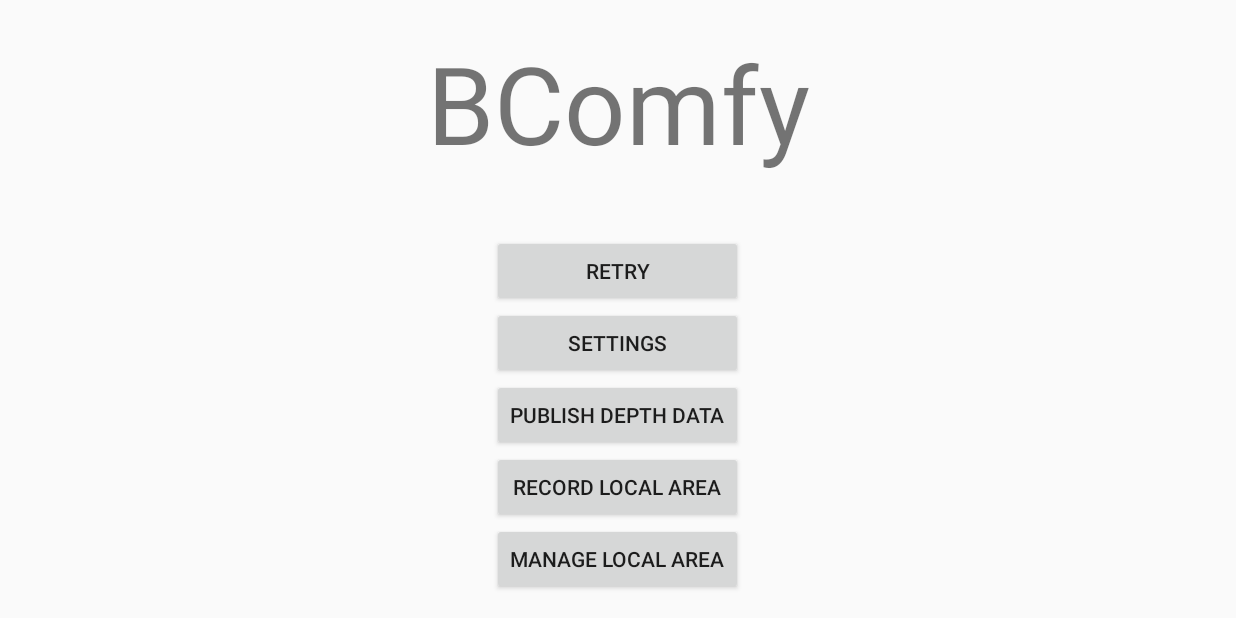
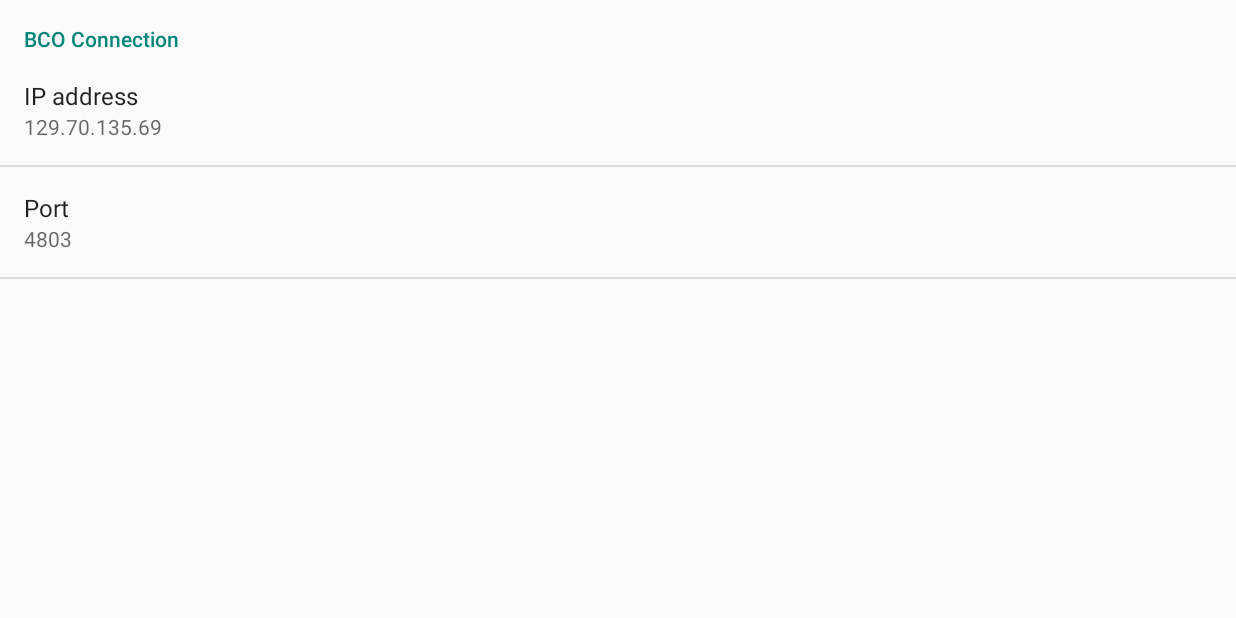
Before and after one commit to openbase/bco.bcomfy, an Android app: the screen it shows after launch (StartActivity before the commit, SettingsActivity after it), after a tap on "SETTINGS", on a phone screen of 824 x 412 dp (held sideways). Run offline under Robolectric (Android 15) with nearby library versions, the phone set to English and light mode, and no system bars; libraries missing offline, so code that uses them is left out: com.google.atap.tangoservice, com.projecttango.tangosupport, org.openbase.jps, org.openbase.jul; 6 statements that could not run were skipped; 2 other taps on this screen came first.

Commit message:
Introduce settingsActivity to alter IP and port at runtime

```diff
--- a/app/build.gradle
+++ b/app/build.gradle
@@ -49,9 +49,9 @@ dependencies {
     compile "com.mikepenz:iconics-core:2.8.2@aar"
     compile 'com.mikepenz:google-material-typeface:2.2.0.3.original@aar'
 
-    compile group: 'org.openbase', name: 'jul.extension.rct', version:'1.3-SNAPSHOT'
+    compile group: 'org.openbase', name: 'jul.extension.rct', version: '1.3-SNAPSHOT'
 
-    compile (group: 'org.openbase.bco', name: 'dal.remote', version:'1.3-SNAPSHOT') {
+    compile(group: 'org.openbase.bco', name: 'dal.remote', version: '1.3-SNAPSHOT') {
         exclude group: 'com.fasterxml.jackson.core'
         exclude group: 'org.objenesis.objenisis'
         exclude group: 'org.fusesource.jansi', module: 'jansi'
@@ -62,4 +62,5 @@ dependencies {
 //    compile 'rsb:rst-experimental:[0.15,0.16-SNAPSHOT)'
 //    compile 'rsb:rst-sandbox:[0.15,0.16-SNAPSHOT)'
     compile 'com.android.support.constraint:constraint-layout:1.0.2'
+    compile 'com.android.support:support-v4:25.3.1'
 }
--- a/app/src/main/AndroidManifest.xml
+++ b/app/src/main/AndroidManifest.xml
@@ -29,8 +29,10 @@
         </activity>
         <activity
             android:name=".activityInit.InitActivity"
-            android:screenOrientation="landscape">
-        </activity>
+            android:screenOrientation="landscape" />
+        <activity
+            android:name=".activitySettings.SettingsActivity"
+            android:screenOrientation="landscape" />
     </application>
 
 </manifest>
--- /dev/null
+++ b/app/src/main/java/org/openbase/bco/bcomfy/activitySettings/SettingsActivity.java
@@ -0,0 +1,119 @@
+package org.openbase.bco.bcomfy.activitySettings;
+
+import android.app.Activity;
+import android.content.Context;
+import android.os.Bundle;
+import android.preference.EditTextPreference;
+import android.preference.ListPreference;
+import android.preference.Preference;
+import android.preference.PreferenceFragment;
+import android.preference.PreferenceManager;
+import android.support.annotation.NonNull;
+import android.text.InputType;
+import android.text.method.NumberKeyListener;
+import android.widget.EditText;
+
+import org.openbase.bco.bcomfy.R;
+import org.openbase.jps.core.JPService;
+import org.openbase.jul.extension.rsb.com.jp.JPRSBHost;
+import org.openbase.jul.extension.rsb.com.jp.JPRSBPort;
+import org.openbase.jul.extension.rsb.com.jp.JPRSBTransport;
+
+public class SettingsActivity extends Activity {
+
+    public static final String KEY_PREF_IP = "pref_ip";
+    public static final String KEY_PREF_PORT = "pref_port";
+
+    private static Preference.OnPreferenceChangeListener sBindPreferenceSummaryToValueListener = new Preference.OnPreferenceChangeListener() {
+        @Override
+        public boolean onPreferenceChange(Preference preference, Object value) {
+            String stringValue = value.toString();
+
+            if (preference instanceof ListPreference) {
+                // For list preferences, look up the correct display value in
+                // the preference's 'entries' list.
+                ListPreference listPreference = (ListPreference) preference;
+                int index = listPreference.findIndexOfValue(stringValue);
+
+                // Set the summary to reflect the new value.
+                preference.setSummary(
+                        index >= 0
+                                ? listPreference.getEntries()[index]
+                                : null);
+
+            } else {
+                // For all other preferences, set the summary to the value's
+                // simple string representation.
+                preference.setSummary(stringValue);
+            }
+
+            // Update the JPService properties in any case
+            updateJPServiceProperties(preference.getContext());
+
+            return true;
+        }
+    };
+
+    private static void bindPreferenceSummaryToValue(Preference preference) {
+        // Set the listener to watch for value changes.
+        preference.setOnPreferenceChangeListener(sBindPreferenceSummaryToValueListener);
+
+        // Trigger the listener immediately with the preference's
+        // current value.
+        sBindPreferenceSummaryToValueListener.onPreferenceChange(preference,
+                PreferenceManager
+                        .getDefaultSharedPreferences(preference.getContext())
+                        .getString(preference.getKey(), ""));
+    }
+
+    public static class SettingsFragment extends PreferenceFragment {
+        @Override
+        public void onCreate(Bundle savedInstanceState) {
+            super.onCreate(savedInstanceState);
+
+            // Load the preferences from an XML resource
+            addPreferencesFromResource(R.xml.preferences);
+
+            bindPreferenceSummaryToValue(findPreference(KEY_PREF_IP));
+            bindPreferenceSummaryToValue(findPreference(KEY_PREF_PORT));
+
+            EditText portPreference = ((EditTextPreference)
+                    findPreference(KEY_PREF_PORT)).getEditText();
+            portPreference.setKeyListener(new NumberKeyListener() {
+                @Override
+                public int getInputType() {
+                    // The following shows the standard keyboard but switches to the view
+                    // with numbers on available on the top line of chars
+                    return InputType.TYPE_CLASS_NUMBER;
+                    // Return the following to show a dialpad as the one shown when entering phone
+                    // numbers.
+                    // return InputType.TYPE_CLASS_PHONE
+                }
+
+                @NonNull
+                @Override
+                protected char[] getAcceptedChars() {
+                    return "1234567890".toCharArray();
+                }
+            });
+        }
+    }
+
+    public static void updateJPServiceProperties(Context context) {
+        JPService.registerProperty(JPRSBHost.class,
+                PreferenceManager.getDefaultSharedPreferences(context).getString(SettingsActivity.KEY_PREF_IP, "129.70.135.69"));
+        JPService.registerProperty(JPRSBPort.class,
+                Integer.parseInt(PreferenceManager.getDefaultSharedPreferences(context).getString(SettingsActivity.KEY_PREF_PORT, "4803")));
+        JPService.registerProperty(JPRSBTransport.class, JPRSBTransport.TransportType.SPREAD);
+    }
+
+    @Override
+    protected void onCreate(Bundle savedInstanceState) {
+        super.onCreate(savedInstanceState);
+
+        // Display the fragment as the main content.
+        getFragmentManager().beginTransaction()
+                .replace(android.R.id.content, new SettingsFragment())
+                .commit();
+    }
+}
--- a/app/src/main/java/org/openbase/bco/bcomfy/activityStart/StartActivity.java
+++ b/app/src/main/java/org/openbase/bco/bcomfy/activityStart/StartActivity.java
@@ -4,6 +4,7 @@ import android.app.Activity;
 import android.content.Intent;
 import android.os.AsyncTask;
 import android.os.Bundle;
+import android.preference.PreferenceManager;
 import android.util.Log;
 import android.view.View;
 import android.widget.Button;
@@ -19,6 +20,7 @@ import com.projecttango.tangosupport.TangoSupport;
 
 import org.openbase.bco.bcomfy.R;
 import org.openbase.bco.bcomfy.activityInit.InitActivity;
+import org.openbase.bco.bcomfy.activitySettings.SettingsActivity;
 import org.openbase.bco.registry.lib.BCO;
 import org.openbase.bco.registry.remote.Registries;
 import org.openbase.jps.core.JPService;
@@ -55,10 +57,11 @@ public class StartActivity extends Activity {
         setContentView(R.layout.activity_start);
         initGui();
 
-        // Set JPS default values
-        JPService.registerProperty(JPRSBHost.class, "129.70.135.69");
-        JPService.registerProperty(JPRSBPort.class, 4803);
-        JPService.registerProperty(JPRSBTransport.class, JPRSBTransport.TransportType.SPREAD);
+        // Set default preferences if not already set.
+        PreferenceManager.setDefaultValues(this, R.xml.preferences, false);
+
+        // Set JPS values used by BCO API.
+        SettingsActivity.updateJPServiceProperties(this);
 
         // Set system property. This workaround is needed for RSB.
         System.setProperty("sun.arch.data.model", "32");
@@ -184,7 +187,7 @@ public class StartActivity extends Activity {
     public void onButtonCancelClicked(View view) {
         changeState(StartActivityState.SETTINGS);
         try {
-            Registries.shutdown();
+            //Registries.shutdown(); TODO: why is this not working?
         } catch (CancellationException ex) {
             Log.e(TAG, "Can not shutdown registries! Maybe they were not started?");
         }
@@ -196,7 +199,8 @@ public class StartActivity extends Activity {
     }
 
     public void onButtonSettingsClicked(View view) {
-        Log.e(TAG, "Operation not implemented: onButtonSettingsClicked");
+        Intent intent = new Intent(this, SettingsActivity.class);
+        startActivity(intent);
     }
 
     public void onButtonPublishClicked(View view) {
--- a/app/src/main/res/values/strings.xml
+++ b/app/src/main/res/values/strings.xml
@@ -5,9 +5,9 @@
     <string name="tango_error">Tango Exception! Try again!</string>
     <string name="tango_invalid">Tango Invalid Exception! Try again!</string>
     <string name="no_permissions">Permission not granted!</string>
-    <string name="gui_connect_bco">Connecting to BCO...</string>
-    <string name="gui_update_adf">Updating Area Description...</string>
-    <string name="gui_init_tango">Initializing Tango Service...\nPlease hold the device upright!</string>
+    <string name="gui_connect_bco">Connecting to BCO…</string>
+    <string name="gui_update_adf">Updating Area Description…</string>
+    <string name="gui_init_tango">Initializing Tango Service…\nPlease hold the device upright!</string>
     <string name="gui_init_tango_failed">Initializing of Tango Service failed!</string>
     <string name="gui_update_adf_failed">Location not initialized!</string>
     <string name="gui_cancel">Cancel</string>
@@ -32,4 +32,8 @@
     <string name="gui_publish_depth">Publish depth data</string>
     <string name="gui_record_adf">Record Local Area</string>
     <string name="gui_manage_adf">Manage Local Area</string>
+    <string name="pref_group_bco">BCO Connection</string>
+    <string name="pref_ip">IP address</string>
+    <string name="pref_port">Port</string>
+    <string name="title_activity_settings">Settings</string>
 </resources>
--- /dev/null
+++ b/app/src/main/res/xml/preferences.xml
@@ -0,0 +1,19 @@
+<?xml version="1.0" encoding="utf-8"?>
+<PreferenceScreen xmlns:android="http://schemas.android.com/apk/res/android">
+
+    <PreferenceCategory android:title="@string/pref_group_bco">
+
+        <EditTextPreference
+            android:defaultValue="129.70.135.69"
+            android:key="pref_ip"
+            android:selectAllOnFocus="true"
+            android:singleLine="true"
+            android:title="@string/pref_ip" />
+        <EditTextPreference
+            android:defaultValue="4803"
+            android:key="pref_port"
+            android:selectAllOnFocus="true"
+            android:singleLine="true"
+            android:title="@string/pref_port" />
+    </PreferenceCategory>
+</PreferenceScreen>
```
